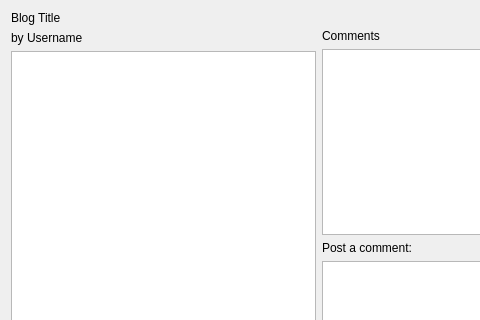
Above: gui/viewbloggui.ui from Huy-Nguyen-HCI/RocketBook before the change; both pictures show x 0 to 480 and y 0 to 320 of the 638 by 479 pixel window. Below: the same form after it.
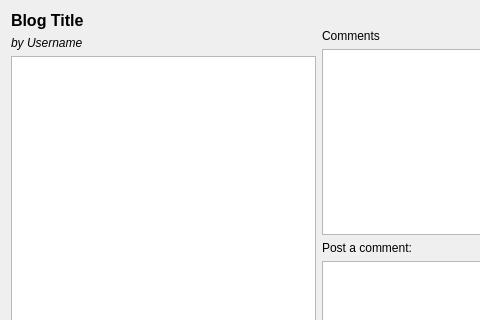
That is the form after the change.

Patch:
```diff
--- a/gui/viewbloggui.ui
+++ b/gui/viewbloggui.ui
@@ -18,6 +18,13 @@
     <layout class="QVBoxLayout" name="verticalLayout">
      <item>
       <widget class="QLabel" name="blogTitleLabel">
+       <property name="font">
+        <font>
+         <pointsize>12</pointsize>
+         <weight>75</weight>
+         <bold>true</bold>
+        </font>
+       </property>
        <property name="text">
         <string>Blog Title</string>
        </property>
@@ -25,6 +32,11 @@
      </item>
      <item>
       <widget class="QLabel" name="authorLabel">
+       <property name="font">
+        <font>
+         <italic>true</italic>
+        </font>
+       </property>
        <property name="text">
         <string>by Username</string>
        </property>
```
